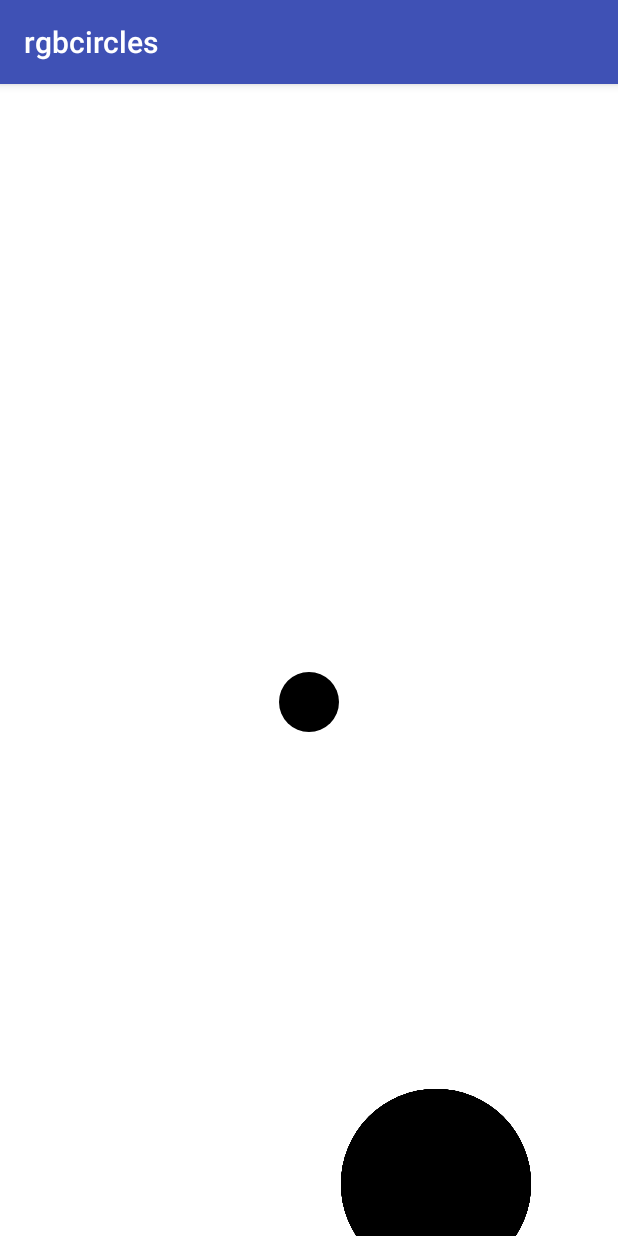
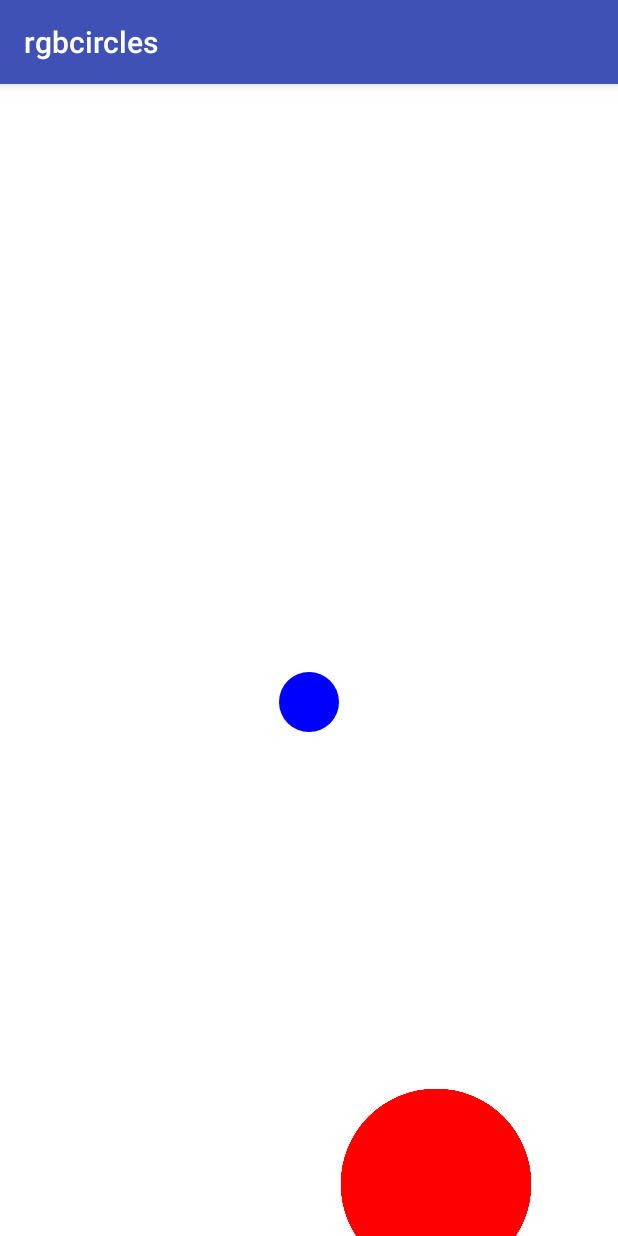
Before and after one commit to StrategDZR/Android_CirclesGame, an Android app: the screen it shows after launch (MainActivity), on a phone screen of 412 x 824 dp. Run offline under Robolectric (Android 15) with nearby library versions, the phone set to English and light mode, and no system bars.

Commit message:
add color in Circles

```diff
--- a/app/src/main/java/ru/rgbcircles/CanvasView.java
+++ b/app/src/main/java/ru/rgbcircles/CanvasView.java
@@ -49,6 +49,7 @@ public class CanvasView extends View implements ICanvasVIew {
 
     @Override
     public void drawCircle(SimpleCircle circle) {
+        paint.setColor(circle.getColor());
         canvas.drawCircle(circle.getX(), circle.getY(), circle.getRadius(), paint);
     }
 
--- a/app/src/main/java/ru/rgbcircles/EnemyCircle.java
+++ b/app/src/main/java/ru/rgbcircles/EnemyCircle.java
@@ -1,4 +1,6 @@
 package ru.rgbcircles;
+
+import android.graphics.Color;
 
 import java.util.Random;
 
@@ -6,9 +8,11 @@ class EnemyCircle extends SimpleCircle {
 
     private static final int FROM_RADIUS = 10;
     private static final int TO_RADIUS = 110;
+    private static final int ENEMY_COLOR = Color.RED;
 
     private EnemyCircle(int x, int y, int radius) {
         super(x, y, radius);
+        setColor(ENEMY_COLOR);
     }
 
     static EnemyCircle getRandomCircle() {
--- a/app/src/main/java/ru/rgbcircles/MainCircle.java
+++ b/app/src/main/java/ru/rgbcircles/MainCircle.java
@@ -1,12 +1,16 @@
 package ru.rgbcircles;
+
+import android.graphics.Color;
 
 class MainCircle extends SimpleCircle {
 
     private static final int INIT_RADIUS = 30;
     private static final int MAIN_SPEED = 50;
+    private static final int MAIN_COLOR = Color.BLUE;
 
     MainCircle(int x, int y) {
         super(x, y, INIT_RADIUS);
+        setColor(MAIN_COLOR);
     }
 
     void moveMainCircleWhenTouchAt(int x1, int y1) {
--- a/app/src/main/java/ru/rgbcircles/SimpleCircle.java
+++ b/app/src/main/java/ru/rgbcircles/SimpleCircle.java
@@ -4,6 +4,7 @@ class SimpleCircle {
     int x;
     int y;
     private int radius;
+    private int color;
 
     SimpleCircle(int x, int y, int radius) {
         this.x = x;
@@ -22,4 +23,12 @@ class SimpleCircle {
     int getRadius() {
         return radius;
     }
+
+    public int getColor() {
+        return color;
+    }
+
+    public void setColor(int color) {
+        this.color = color;
+    }
 }
```
